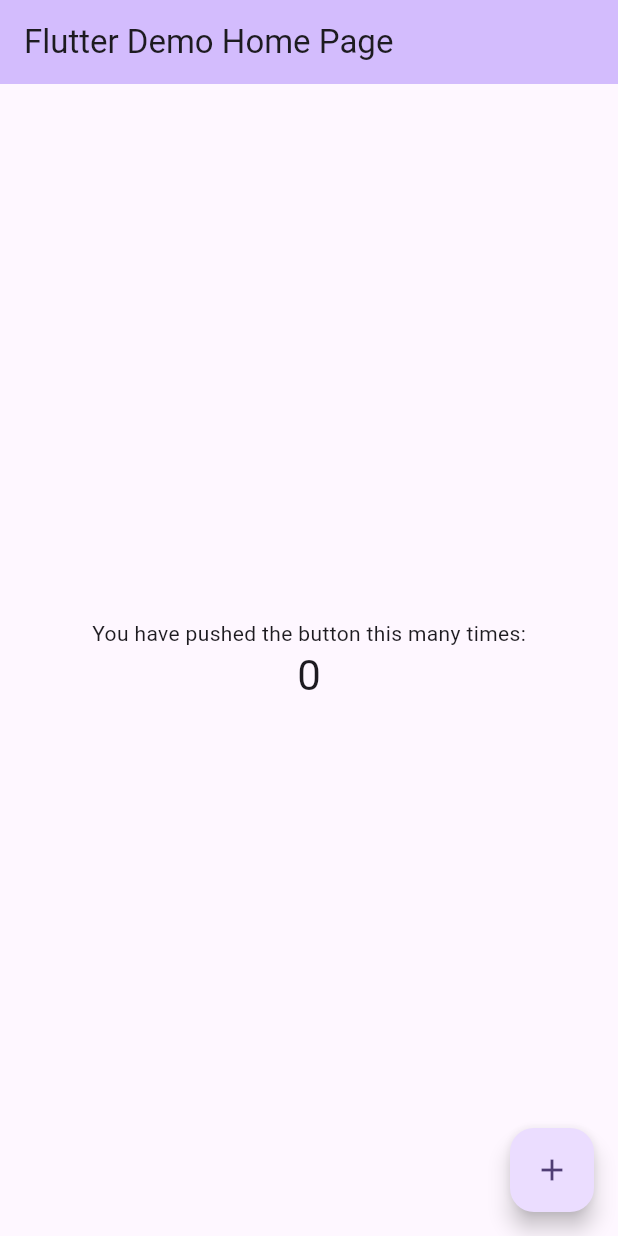
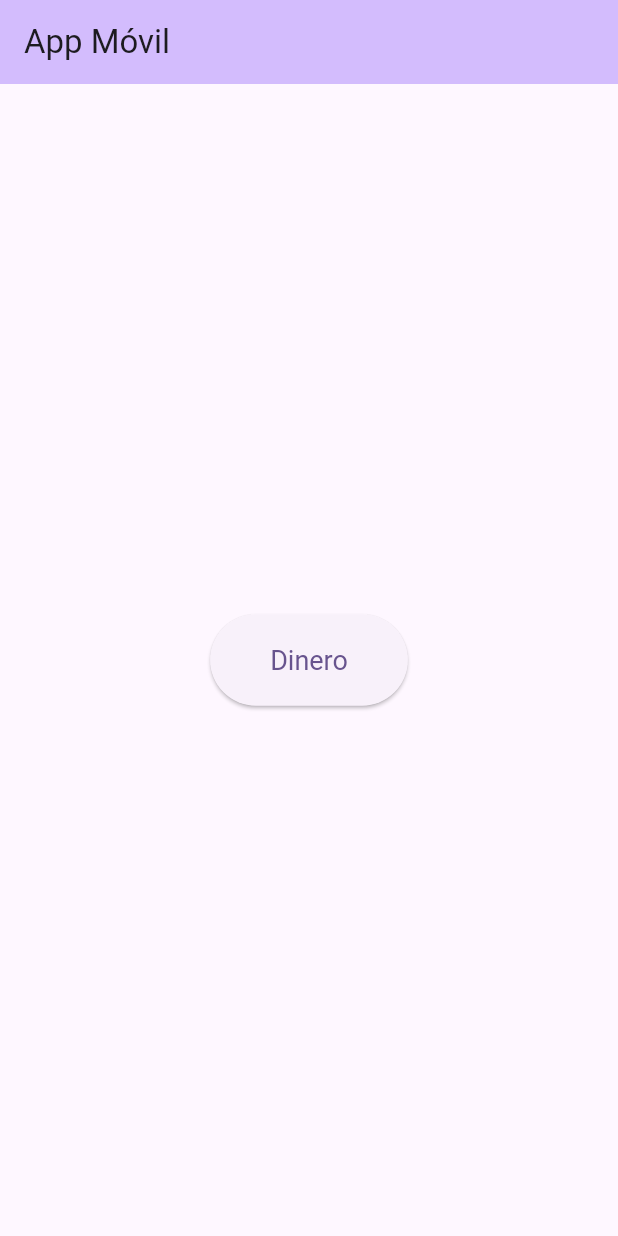
Before and after one commit to poguis/AppMovil, a Flutter app: the screen it shows after launch, on a phone screen of 412 x 824 dp. Run offline on Flutter 3.47's test engine with Material 3 defaults, Android fonts, the phone set to English and light mode, and no system bars.

Commit message:
Pagina dinero
Agregar una pantalla principal, crear el apk para comprobar toda la instalación.

```diff
--- a/lib/main.dart
+++ b/lib/main.dart
@@ -1,4 +1,5 @@
 import 'package:flutter/material.dart';
+import 'screens/home_page.dart';
 
 void main() {
   runApp(const MyApp());
@@ -7,116 +8,16 @@ void main() {
 class MyApp extends StatelessWidget {
   const MyApp({super.key});
 
-  // This widget is the root of your application.
   @override
   Widget build(BuildContext context) {
     return MaterialApp(
-      title: 'Flutter Demo',
+      title: 'App Móvil',
       theme: ThemeData(
-        // This is the theme of your application.
-        //
-        // TRY THIS: Try running your application with "flutter run". You'll see
-        // the application has a purple toolbar. Then, without quitting the app,
-        // try changing the seedColor in the colorScheme below to Colors.green
-        // and then invoke "hot reload" (save your changes or press the "hot
-        // reload" button in a Flutter-supported IDE, or press "r" if you used
-        // the command line to start the app).
-        //
-        // Notice that the counter didn't reset back to zero; the application
-        // state is not lost during the reload. To reset the state, use hot
-        // restart instead.
-        //
-        // This works for code too, not just values: Most code changes can be
-        // tested with just a hot reload.
         colorScheme: ColorScheme.fromSeed(seedColor: Colors.deepPurple),
+        useMaterial3: true,
       ),
-      home: const MyHomePage(title: 'Flutter Demo Home Page'),
+      home: const HomePage(),
+      debugShowCheckedModeBanner: false, // Quita el banner DEBUG
     );
   }
 }
-
-class MyHomePage extends StatefulWidget {
-  const MyHomePage({super.key, required this.title});
-
-  // This widget is the home page of your application. It is stateful, meaning
-  // that it has a State object (defined below) that contains fields that affect
-  // how it looks.
-
-  // This class is the configuration for the state. It holds the values (in this
-  // case the title) provided by the parent (in this case the App widget) and
-  // used by the build method of the State. Fields in a Widget subclass are
-  // always marked "final".
-
-  final String title;
-
-  @override
-  State<MyHomePage> createState() => _MyHomePageState();
-}
-
-class _MyHomePageState extends State<MyHomePage> {
-  int _counter = 0;
-
-  void _incrementCounter() {
-    setState(() {
-      // This call to setState tells the Flutter framework that something has
-      // changed in this State, which causes it to rerun the build method below
-      // so that the display can reflect the updated values. If we changed
-      // _counter without calling setState(), then the build method would not be
-      // called again, and so nothing would appear to happen.
-      _counter++;
-    });
-  }
-
-  @override
-  Widget build(BuildContext context) {
-    // This method is rerun every time setState is called, for instance as done
-    // by the _incrementCounter method above.
-    //
-    // The Flutter framework has been optimized to make rerunning build methods
-    // fast, so that you can just rebuild anything that needs updating rather
-    // than having to individually change instances of widgets.
-    return Scaffold(
-      appBar: AppBar(
-        // TRY THIS: Try changing the color here to a specific color (to
-        // Colors.amber, perhaps?) and trigger a hot reload to see the AppBar
-        // change color while the other colors stay the same.
-        backgroundColor: Theme.of(context).colorScheme.inversePrimary,
-        // Here we take the value from the MyHomePage object that was created by
-        // the App.build method, and use it to set our appbar title.
-        title: Text(widget.title),
-      ),
-      body: Center(
-        // Center is a layout widget. It takes a single child and positions it
-        // in the middle of the parent.
-        child: Column(
-          // Column is also a layout widget. It takes a list of children and
-          // arranges them vertically. By default, it sizes itself to fit its
-          // children horizontally, and tries to be as tall as its parent.
-          //
-          // Column has various properties to control how it sizes itself and
-          // how it positions its children. Here we use mainAxisAlignment to
-          // center the children vertically; the main axis here is the vertical
-          // axis because Columns are vertical (the cross axis would be
-          // horizontal).
-          //
-          // TRY THIS: Invoke "debug painting" (choose the "Toggle Debug Paint"
-          // action in the IDE, or press "p" in the console), to see the
-          // wireframe for each widget.
-          mainAxisAlignment: MainAxisAlignment.center,
-          children: <Widget>[
-            const Text('You have pushed the button this many times:'),
-            Text(
-              '$_counter',
-              style: Theme.of(context).textTheme.headlineMedium,
-            ),
-          ],
-        ),
-      ),
-      floatingActionButton: FloatingActionButton(
-        onPressed: _incrementCounter,
-        tooltip: 'Increment',
-        child: const Icon(Icons.add),
-      ), // This trailing comma makes auto-formatting nicer for build methods.
-    );
-  }
-}
--- /dev/null
+++ b/lib/screens/home_page.dart
@@ -0,0 +1,31 @@
+import 'package:flutter/material.dart';
+import 'dinero_page.dart';
+
+class HomePage extends StatelessWidget {
+  const HomePage({super.key});
+
+  @override
+  Widget build(BuildContext context) {
+    return Scaffold(
+      appBar: AppBar(
+        backgroundColor: Theme.of(context).colorScheme.inversePrimary,
+        title: const Text('App Móvil'),
+      ),
+      body: Center(
+        child: ElevatedButton(
+          onPressed: () {
+            Navigator.push(
+              context,
+              MaterialPageRoute(builder: (context) => const DineroPage()),
+            );
+          },
+          style: ElevatedButton.styleFrom(
+            padding: const EdgeInsets.symmetric(horizontal: 40, vertical: 20),
+            textStyle: const TextStyle(fontSize: 18),
+          ),
+          child: const Text('Dinero'),
+        ),
+      ),
+    );
+  }
+}
```
Also changed, not shown: lib/screens/dinero_page.dart (added, +30 -0 lines).
